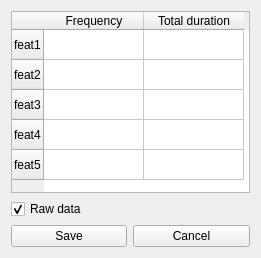
Old version of the form src/main/ui/resultsdialog.ui in the repository N-M-T/FLo.
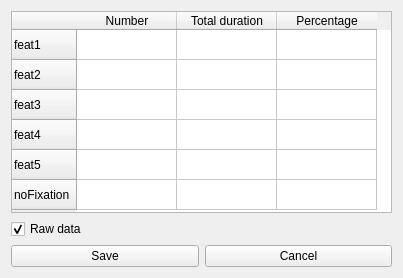
New version of the form. Icons and pictures are not drawn.

The edit to the form file:
```diff
--- a/src/main/ui/resultsdialog.ui
+++ b/src/main/ui/resultsdialog.ui
@@ -6,8 +6,8 @@
    <rect>
     <x>0</x>
     <y>0</y>
-    <width>261</width>
-    <height>258</height>
+    <width>403</width>
+    <height>278</height>
    </rect>
   </property>
   <property name="windowTitle">
@@ -65,9 +65,14 @@
        <string>feat5</string>
       </property>
      </row>
+     <row>
+      <property name="text">
+       <string>noFixation</string>
+      </property>
+     </row>
      <column>
       <property name="text">
-       <string>Frequency</string>
+       <string>Number</string>
       </property>
      </column>
      <column>
@@ -75,6 +80,11 @@
        <string>Total duration</string>
       </property>
      </column>
+     <column>
+      <property name="text">
+       <string>Percentage</string>
+      </property>
+     </column>
     </widget>
    </item>
    <item row="2" column="1">
```
